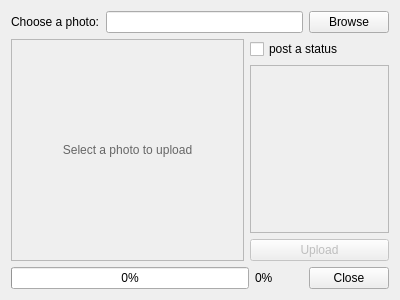
This is ui/twitpicview.ui in ayoy/qtwitter as Qt 5 draws it before an edit. The edited form follows.
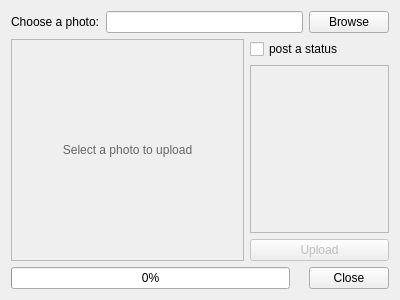
This is the edited form. Custom widgets are drawn as their Qt base class.

Commit message: Added a fix for correct resizing of TwitPicView widgets in Qt <4.5.0. Removed progress label as it the percentage progress is incorporated in QProgressBar on !Q_WS_MAC. README and CHANGELOG updated.

Diff of the .ui file:
```diff
--- a/ui/twitpicview.ui
+++ b/ui/twitpicview.ui
@@ -145,7 +145,7 @@
     </layout>
    </item>
    <item row="2" column="0">
-    <layout class="QHBoxLayout" name="horizontalLayout_3" stretch="5,1,1">
+    <layout class="QHBoxLayout" name="horizontalLayout_3" stretch="3,1">
      <item>
       <widget class="QProgressBar" name="uploadProgressBar">
        <property name="enabled">
@@ -156,16 +156,6 @@
        </property>
       </widget>
      </item>
-     <item>
-      <widget class="QLabel" name="uploadLabel">
-       <property name="text">
-        <string notr="true">0%</string>
-       </property>
-       <property name="alignment">
-        <set>Qt::AlignLeading|Qt::AlignLeft|Qt::AlignVCenter</set>
-       </property>
-      </widget>
-     </item>
      <item>
       <widget class="QDialogButtonBox" name="buttonBox">
        <property name="orientation">
```
Left out of the diff: 12 changed lines with no effect on the pictures. The commit also changes 8 other files.
